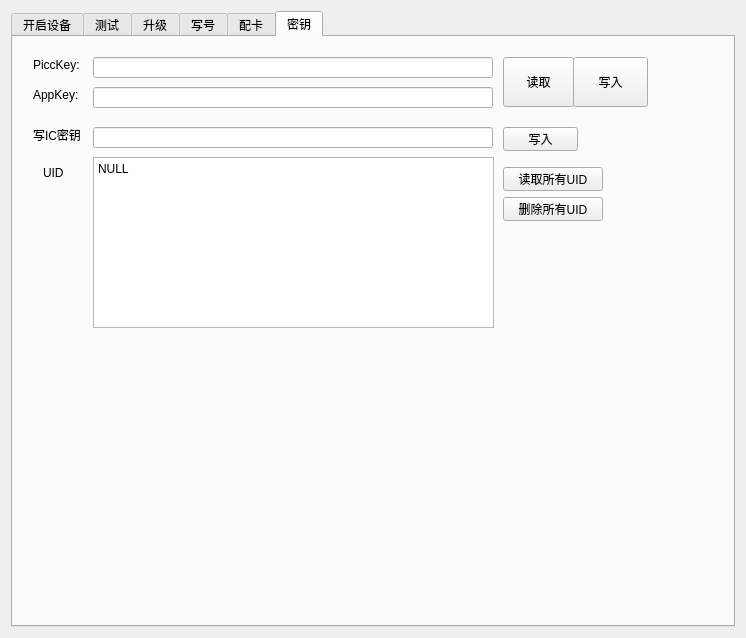
Above: UI/_00login.ui from dissor/can-tool-for-a520 before the change. Below: the same form after it.
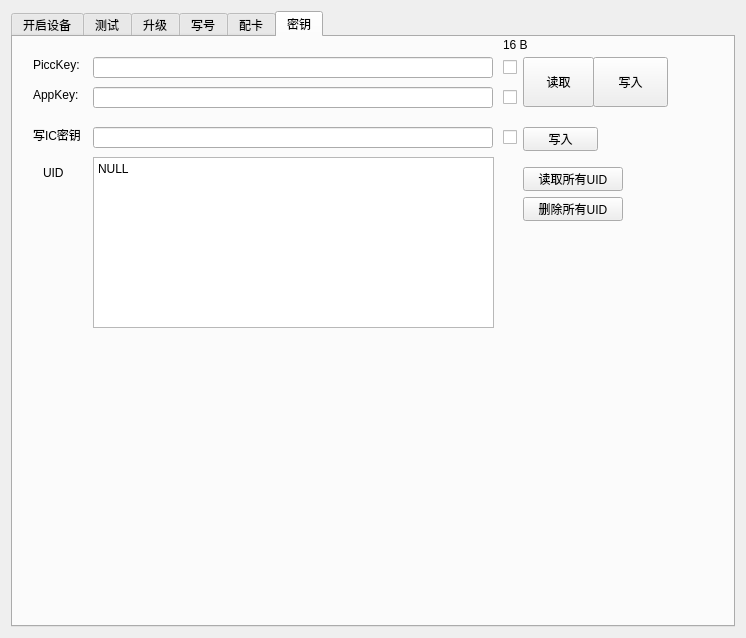
That is the form after the change.

Commit message: 【V21】动态调整密钥位数

Patch:
```diff
--- a/UI/_00login.ui
+++ b/UI/_00login.ui
@@ -795,7 +795,7 @@
       <widget class="QPushButton" name="pushButton_10">
        <property name="geometry">
         <rect>
-         <x>490</x>
+         <x>510</x>
          <y>130</y>
          <width>100</width>
          <height>24</height>
@@ -845,7 +845,7 @@
       <widget class="QPushButton" name="pushButton_9">
        <property name="geometry">
         <rect>
-         <x>490</x>
+         <x>510</x>
          <y>160</y>
          <width>100</width>
          <height>24</height>
@@ -893,7 +893,7 @@
       <widget class="QPushButton" name="pushButton_7">
        <property name="geometry">
         <rect>
-         <x>490</x>
+         <x>510</x>
          <y>90</y>
          <width>75</width>
          <height>24</height>
@@ -906,7 +906,7 @@
       <widget class="QPushButton" name="pushButton_6">
        <property name="geometry">
         <rect>
-         <x>490</x>
+         <x>510</x>
          <y>20</y>
          <width>71</width>
          <height>50</height>
@@ -931,7 +931,7 @@
       <widget class="QPushButton" name="pushButton_8">
        <property name="geometry">
         <rect>
-         <x>560</x>
+         <x>580</x>
          <y>20</y>
          <width>75</width>
          <height>50</height>
@@ -1011,6 +1011,58 @@
         <string>PiccKey:</string>
        </property>
       </widget>
+      <widget class="QCheckBox" name="cb_p16">
+       <property name="geometry">
+        <rect>
+         <x>490</x>
+         <y>20</y>
+         <width>21</width>
+         <height>21</height>
+        </rect>
+       </property>
+       <property name="text">
+        <string/>
+       </property>
+      </widget>
+      <widget class="QCheckBox" name="cb_a16">
+       <property name="geometry">
+        <rect>
+         <x>490</x>
+         <y>50</y>
+         <width>21</width>
+         <height>21</height>
+        </rect>
+       </property>
+       <property name="text">
+        <string/>
+       </property>
+      </widget>
+      <widget class="QCheckBox" name="cb_k16">
+       <property name="geometry">
+        <rect>
+         <x>490</x>
+         <y>90</y>
+         <width>21</width>
+         <height>21</height>
+        </rect>
+       </property>
+       <property name="text">
+        <string/>
+       </property>
+      </widget>
+      <widget class="QLabel" name="label_18">
+       <property name="geometry">
+        <rect>
+         <x>490</x>
+         <y>0</y>
+         <width>53</width>
+         <height>16</height>
+        </rect>
+       </property>
+       <property name="text">
+        <string>16 B</string>
+       </property>
+      </widget>
      </widget>
     </widget>
    </item>
```
Left out of the diff: 51 changed lines with no effect on the pictures. The commit also changes 2 other files.
